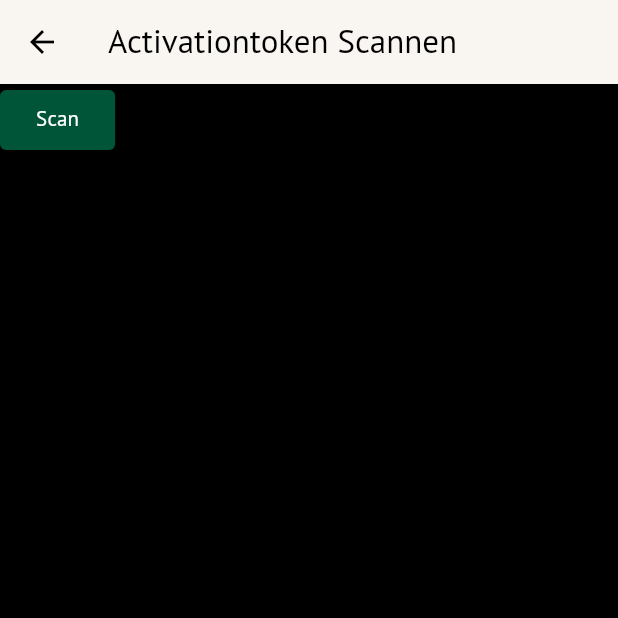
After one commit to verdigado/autentigo-app, a Flutter app: the screen it shows after launch, after a tap on "Code Scannen", on a phone screen of 412 x 824 dp, the top half of it. The commit adds this screen. Run offline on Flutter 3.47's test engine with Material 2 defaults, Android fonts, the phone set to English and light mode, and no system bars; our stand-ins replace date_format, dio, flutter_secure_storage, flutter_svg, get_it, go_router; missing offline and left inert: asn1lib, mobile_scanner, pointycastle; accounts and stored records are empty.

Commit message:
fix provider scope fix provider access in nested routes add settings menu to ready view

```diff
--- a/lib/app/app.dart
+++ b/lib/app/app.dart
@@ -1,9 +1,14 @@
 import 'package:flutter/material.dart';
+import 'package:go_router/go_router.dart';
 import 'package:gruene_auth_app/app/router.dart';
 import 'package:gruene_auth_app/app/theme/theme.dart';
 
 class MyApp extends StatelessWidget {
-  const MyApp({super.key});
+  MyApp({super.key});
+
+  // If the router is created outside of the `build` method, the
+  // navigation will not reset after a hot reload
+  final GoRouter _router = createAppRouter();
 
   @override
   Widget build(BuildContext context) {
@@ -13,7 +18,7 @@ class MyApp extends StatelessWidget {
       theme: createLightTheme(),
       darkTheme: createDarkTheme(),
       themeMode: ThemeMode.system,
-      routerConfig: createAppRouter(),
+      routerConfig: _router,
     );
   }
 }
--- /dev/null
+++ b/lib/features/authenticator/screens/activation_token_scan_screen.dart
@@ -0,0 +1,55 @@
+import 'dart:io';
+
+import 'package:flutter/foundation.dart';
+import 'package:flutter/material.dart';
+import 'package:gruene_auth_app/features/authenticator/models/authenticator_model.dart';
+import 'package:mobile_scanner/mobile_scanner.dart';
+import 'package:provider/provider.dart';
+
+// Window scanner widget based on official example
+// https://github.com/juliansteenbakker/mobile_scanner/blob/master/example/lib/barcode_scanner_window.dart
+
+class ScanActivationTokenScreen extends StatefulWidget {
+  const ScanActivationTokenScreen({
+    super.key,
+  });
+
+  @override
+  State<ScanActivationTokenScreen> createState() =>
+      _ScanActivationTokenScreenState();
+}
+
+class _ScanActivationTokenScreenState extends State<ScanActivationTokenScreen> {
+  late MobileScannerController controller = MobileScannerController(
+    detectionSpeed: DetectionSpeed.noDuplicates,
+    torchEnabled: false,
+  );
+
+  void onDetect(BarcodeCapture barcode) {}
+
+  @override
+  void initState() {
+    super.initState();
+    var model = Provider.of<AuthenticatorModel>(context, listen: false);
+  }
+
+  @override
+  Widget build(BuildContext context) {
+    return Scaffold(
+      appBar: AppBar(
+        title: const Text('Activationtoken Scannen'),
+      ),
+      backgroundColor: Colors.black,
+      body: Column(
+        children: [
+          FilledButton(
+            onPressed: () {
+              Navigator.pop(context, 'activationToken');
+            },
+            child: const Text('Scan'),
+          ),
+        ],
+      ),
+    );
+  }
+}
--- a/lib/features/authenticator/screens/authenticator_screen.dart
+++ b/lib/features/authenticator/screens/authenticator_screen.dart
@@ -4,21 +4,86 @@ import 'package:flutter_svg/flutter_svg.dart';
 import 'package:gruene_auth_app/app/constants/image_paths.dart';
 import 'package:gruene_auth_app/app/theme/custom_colors.dart';
 import 'package:gruene_auth_app/app/widgets/alert_box.dart';
-import 'package:gruene_auth_app/app/widgets/barcode_scanner_window.dart';
+import 'package:gruene_auth_app/app/widgets/nav_drawer.dart';
 import 'package:gruene_auth_app/features/authenticator/models/authenticator_model.dart';
+import 'package:gruene_auth_app/features/authenticator/models/tip_of_the_day_model.dart';
+import 'package:gruene_auth_app/features/authenticator/screens/activation_token_scan_screen.dart';
 import 'package:gruene_auth_app/features/authenticator/widgets/manual_token_input_modal.dart';
-import 'package:gruene_auth_app/features/authenticator/widgets/setup_instructions_modal.dart';
 import 'package:gruene_auth_app/features/authenticator/widgets/tip_of_the_day.dart';
 import 'package:provider/provider.dart';
 
-class AuthenticatorScreen extends StatefulWidget {
+class AuthenticatorScreen extends StatelessWidget {
   const AuthenticatorScreen({super.key});
 
   @override
-  State<AuthenticatorScreen> createState() => _AuthenticatorScreenState();
+  Widget build(BuildContext context) {
+    return MultiProvider(
+      providers: [
+        ChangeNotifierProvider(
+          create: (context) => AuthenticatorModel(),
+        ),
+        ChangeNotifierProvider(
+          create: (context) => TipOfTheDayModel(),
+        ),
+      ],
+      child: Consumer<AuthenticatorModel>(
+        builder: (context, model, child) => Scaffold(
+          drawer: const NavDrawer(),
+          appBar: AppBar(
+            title: const Text(
+              'Grünes Netz Authenticator',
+              style: TextStyle(
+                fontSize: 16,
+                fontStyle: FontStyle.italic,
+              ),
+            ),
+            actions: [
+              if (model.status == AuthenticatorStatus.ready)
+                MenuAnchor(
+                  builder: (BuildContext context, MenuController controller,
+                          Widget? child) =>
+                      IconButton(
+                    onPressed: () => controller.isOpen
+                        ? controller.close()
+                        : controller.open(),
+                    icon: const Icon(Icons.settings_outlined),
+                    tooltip: 'Menü anzeigen',
+                  ),
+                  menuChildren: [
+                    MenuItemButton(
+                      onPressed: () => {model.unregister()},
+                      child: const Text('Entfernen'),
+                    ),
+                  ],
+                ),
+            ],
+          ),
+          body: Builder(builder: (context) {
+            switch (model.status) {
+              case AuthenticatorStatus.setup:
+                return const _SetupView();
+              case AuthenticatorStatus.ready:
+                return const _ReadyView();
+              case AuthenticatorStatus.verify:
+                return const _VerifyView();
+              default:
+                return const _InitView();
+            }
+          }),
+        ),
+      ),
+    );
+  }
 }
 
-class _AuthenticatorScreenState extends State<AuthenticatorScreen> {
+class _InitView extends StatefulWidget {
+  const _InitView({super.key});
+
+  @override
+  State<_InitView> createState() => _InitViewState();
+}
+
+class _InitViewState extends State<_InitView> {
   @override
   void initState() {
     super.initState();
@@ -33,57 +98,7 @@ class _AuthenticatorScreenState extends State<AuthenticatorScreen> {
 
   @override
   Widget build(BuildContext context) {
-    return Scaffold(
-      appBar: AppBar(
-        title: const Text(
-          'Grünes Netz Authenticator',
-          style: TextStyle(
-            fontSize: 16,
-            fontStyle: FontStyle.italic,
-          ),
-        ),
-        actions: [
-          // IconButton(icon: const Icon(Icons.help), onPressed: () => ())
-        ],
-      ),
-      body: Consumer<AuthenticatorModel>(
-        builder: (context, model, child) {
-          if (model.status == AuthenticatorStatus.setup) {
-            return const _SetupView();
-          }
-          if (model.status == AuthenticatorStatus.ready) {
-            return const _ReadyView();
-          }
-          if (model.status == AuthenticatorStatus.verify) {
-            return const _VerifyView();
-          }
-          return const SizedBox.shrink();
-          // return const AuthenticatorInitView();
-        },
-      ),
-    );
-  }
-}
-
-class _InitView extends StatelessWidget {
-  const _InitView({super.key});
-
-  @override
-  Widget build(BuildContext context) {
-    return const Column(
-      mainAxisAlignment: MainAxisAlignment.center,
-      children: [
-        Center(
-          child: SizedBox(
-            width: 80,
-            height: 80,
-            child: CircularProgressIndicator(
-              strokeWidth: 8,
-            ),
-          ),
-        )
-      ],
-    );
+    return const SizedBox.shrink();
   }
 }
 
@@ -141,15 +156,14 @@ class _SetupViewState extends State<_SetupView> {
               SizedBox(
                 width: 240,
                 child: FilledButton.icon(
-                  onPressed: () {
-                    Navigator.of(context).push(
+                  onPressed: () async {
+                    var value = await Navigator.of(context).push(
                       MaterialPageRoute(
-                        builder: (context) => BarcodeScannerWindow(
-                          title: 'Scan',
-                          onDetect: (String activationToken) {
-                            _activationToken.value = activationToken;
-                            return true;
-                          },
+                        maintainState: false,
+                        builder: (context) =>
+                            ListenableProvider<AuthenticatorModel>.value(
+                          value: model,
+                          child: const ScanActivationTokenScreen(),
                         ),
                       ),
                     );
@@ -166,7 +180,11 @@ class _SetupViewState extends State<_SetupView> {
                   onPressed: () {
                     Navigator.of(context).push(
                       MaterialPageRoute(
-                        builder: (context) => const ManualTokenInputModal(),
+                        builder: (context) =>
+                            ListenableProvider<AuthenticatorModel>.value(
+                          value: model,
+                          child: const ManualTokenInputModal(),
+                        ),
                       ),
                     );
                   },
@@ -215,7 +233,6 @@ class _ReadyView extends StatelessWidget {
                           height: 24,
                           padding: const EdgeInsets.all(2.0),
                           child: const CircularProgressIndicator(
-                            // color: Colors.white,
                             strokeWidth: 3,
                           ),
                         )
@@ -224,13 +241,6 @@ class _ReadyView extends StatelessWidget {
                   onPressed: () => model.refresh(),
                 ),
               ),
-              const SizedBox(height: 450),
-              OutlinedButton(
-                child: Text('Unregister'),
-                onPressed: () async {
-                  await model.unregister();
-                },
-              )
             ],
           )
         ],
--- a/lib/main.dart
+++ b/lib/main.dart
@@ -2,11 +2,8 @@ import 'package:flutter/material.dart';
 import 'package:gruene_auth_app/app/app.dart';
 import 'package:gruene_auth_app/app/config/config.dart';
 import 'package:gruene_auth_app/features/authenticator/domain/authenticator_factory.dart';
-import 'package:gruene_auth_app/features/authenticator/models/authenticator_model.dart';
-import 'package:gruene_auth_app/features/authenticator/models/tip_of_the_day_model.dart';
 import 'package:keycloak_authenticator/keycloak_authenticator.dart';
 import 'package:get_it/get_it.dart';
-import 'package:provider/provider.dart';
 
 void main() {
   var appConfig = AppConfig(
@@ -16,17 +13,8 @@ void main() {
   );
   GetIt.I.registerSingleton<AppConfig>(appConfig);
 
-  GetIt.I.registerFactory<AuthenticatorInterface>(AuthenticatorFactory.create);
+  GetIt.I
+      .registerFactory<AuthenticatorInterface>(AuthenticatorFactory.createMock);
 
-  runApp(MultiProvider(
-    providers: [
-      ChangeNotifierProvider(
-        create: (context) => AuthenticatorModel(),
-      ),
-      ChangeNotifierProvider(
-        create: (context) => TipOfTheDayModel(),
-      ),
-    ],
-    child: const MyApp(),
-  ));
+  runApp(MyApp());
 }
```
